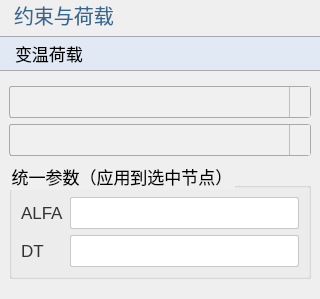
Old version of the form plugins/Base_PhysicalField/TemperatureLoadPage.ui in the repository asd977/base_cae.
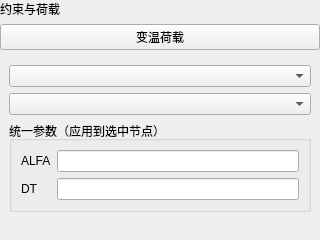
New version of the form. Icons and pictures are not drawn.

Commit message: fix(ui): place verticalSpacer at page root layout end

```diff
--- a/plugins/Base_PhysicalField/TemperatureLoadPage.ui
+++ b/plugins/Base_PhysicalField/TemperatureLoadPage.ui
@@ -13,104 +13,6 @@
   <property name="windowTitle">
    <string>变温荷载</string>
   </property>
-  <property name="styleSheet">
-   <string notr="true">QWidget{
-font-family: &quot;Microsoft YaHei&quot;, &quot;微软雅黑&quot;;
-}
-QPushButton {
-    font-size: 17px;
-    min-height: 32px;
-}
-QPushButton#pushButton {
-    background-color: rgb(224, 233, 244);
-    border-width: 1px;
-    border-color: rgb(121, 121, 121);
-    border-style: solid;
-    min-height: 33px;
-    border-top: 1px solid rgb(169, 169, 169);
-    border-bottom: 1px solid rgb(169, 169, 169);
-    border-left: none;
-    border-right: none;
-    text-align: left;
-    padding-left: 15px;
-    font-size: 17px;
-}
-QLabel {
-    font-size: 17px;
-    color: rgb(51, 51, 51);
-}
-QLabel#pageNameLabel {
-    font-size: 20px;
-    padding-left: 9px;
-    color: rgb(53, 103, 147);
-}
-QLineEdit, QTextEdit, QPlainTextEdit, QSpinBox, QDoubleSpinBox, QDateTimeEdit {
-    border: 1px solid rgb(200, 200, 200);
-    border-radius: 2px;
-    font-size: 17px;
-    min-height: 30px;
-}
-QLineEdit:focus, QTextEdit:focus, QPlainTextEdit:focus,
-QSpinBox:focus, QDoubleSpinBox:focus, QDateTimeEdit:focus {
-    border-color: rgb(100, 100, 255);
-    outline: none;
-}
-QComboBox {
-    font-size: 17px;
-    color: rgb(51, 51, 51);
-    padding-left: 6px;
-    background: rgb(240, 240, 240);
-    border: 1px solid rgb(169, 169, 169);
-    border-radius: 3px;
-    min-height: 30px;
-}
-QComboBox::drop-down {
-    subcontrol-origin: padding;
-    subcontrol-position: top right;
-    width: 20px;
-    background: rgb(240, 240, 240);
-    border-left: 1px solid rgb(190, 190, 190);
-}
-QComboBox::down-arrow {
-    image: url(:/resources/arrow_down_drawn.svg);
-    width: 12px;
-    height: 12px;
-}
-QSpinBox::up-button, QDoubleSpinBox::up-button {
-    subcontrol-origin: border;
-    subcontrol-position: top right;
-    width: 18px;
-    border-left: 1px solid rgb(190, 190, 190);
-    border-bottom: 1px solid rgb(210, 210, 210);
-    background: rgb(240, 240, 240);
-}
-QSpinBox::down-button, QDoubleSpinBox::down-button {
-    subcontrol-origin: border;
-    subcontrol-position: bottom right;
-    width: 18px;
-    border-left: 1px solid rgb(190, 190, 190);
-    background: rgb(240, 240, 240);
-}
-QSpinBox::up-arrow, QDoubleSpinBox::up-arrow {
-    image: url(:/resources/arrow_up_drawn.svg);
-    width: 10px;
-    height: 10px;
-}
-QSpinBox::down-arrow, QDoubleSpinBox::down-arrow {
-    image: url(:/resources/arrow_down_drawn.svg);
-    width: 10px;
-    height: 10px;
-}
-QRadioButton, QCheckBox, QGroupBox {
-    font-size: 17px;
-}
-QTableWidget, QTreeWidget, QListWidget {
-    font-size: 16px;
-    gridline-color: rgb(210, 210, 210);
-}
-
-</string>
-  </property>
   <layout class="QVBoxLayout" name="verticalLayout">
    <property name="leftMargin">
     <number>0</number>
```
Left out of the diff: 14 changed lines with no effect on the pictures. The commit also changes 45 other files.
